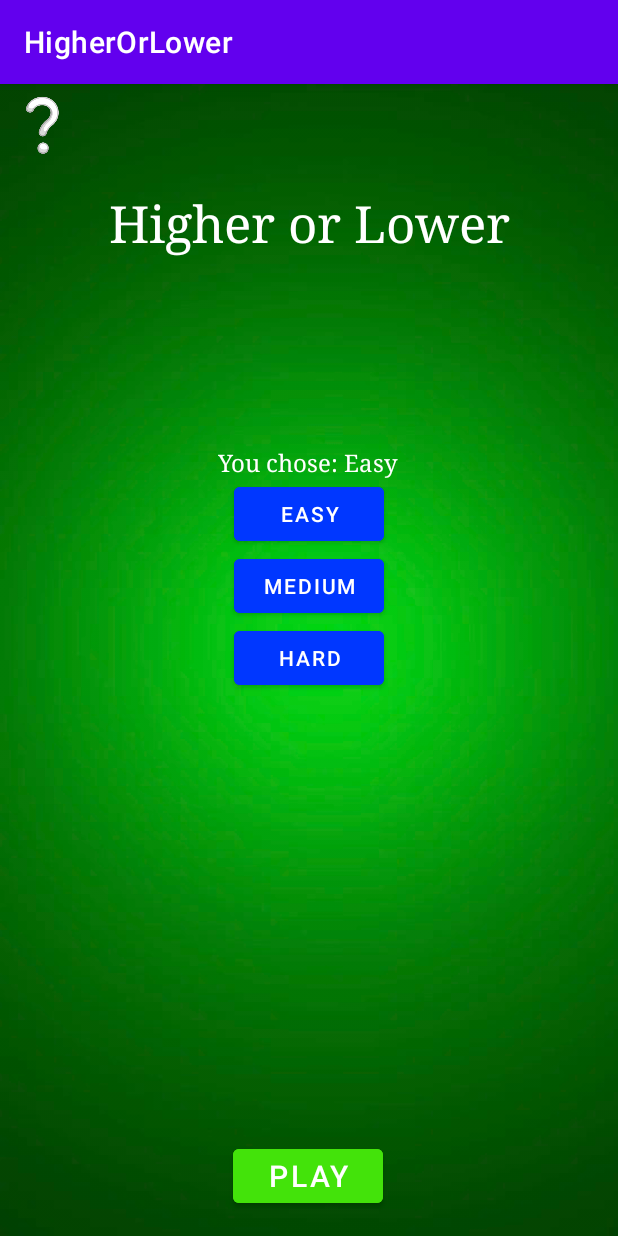
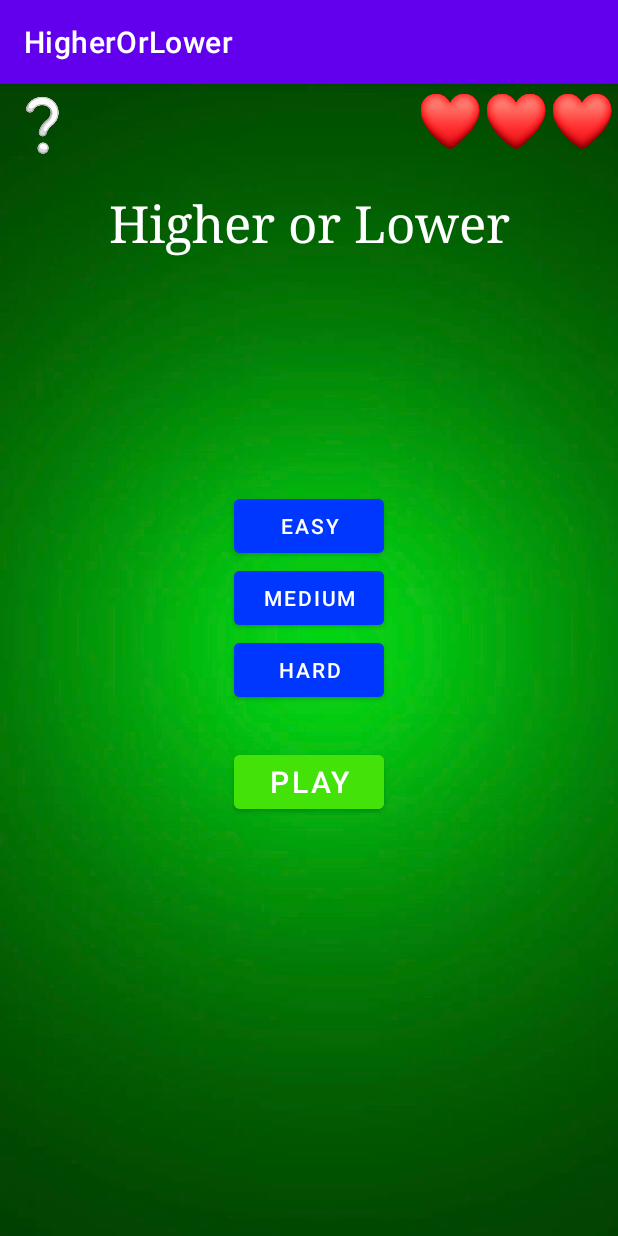
Before and after one commit to ElinSimonsson/HigherOrLower, an Android app: the screen it shows after launch (MainActivity), after a tap on "EASY", on a phone screen of 412 x 824 dp. Run offline under Robolectric (Android 15) with nearby library versions, the phone set to English and light mode, and no system bars; 2 other taps on this screen came first.

Commit message:
added hearts in mainActivity

```diff
--- a/app/src/main/java/com/example/higherorlower/MainActivity.kt
+++ b/app/src/main/java/com/example/higherorlower/MainActivity.kt
@@ -1,25 +1,23 @@
 package com.example.higherorlower
 
-import android.content.Context
 import android.content.Intent
-import android.content.SharedPreferences
-import androidx.appcompat.app.AppCompatActivity
 import android.os.Bundle
-import android.preference.PreferenceManager
-import android.util.Log
 import android.view.View
 import android.view.animation.AlphaAnimation
 import android.view.animation.Animation
 import android.widget.Button
-import android.widget.ImageButton
 import android.widget.ImageView
 import android.widget.TextView
+import androidx.appcompat.app.AppCompatActivity
 
 
 class MainActivity : AppCompatActivity() {
     var difficulty = " "
     lateinit var messageDifficulty: TextView
     lateinit var errorTextView: TextView
+    lateinit var heartImageViewFirst: ImageView
+    lateinit var heartImageViewSecond: ImageView
+    lateinit var heartImageViewThird: ImageView
 
     override fun onCreate(savedInstanceState: Bundle?) {
         super.onCreate(savedInstanceState)
@@ -32,9 +30,14 @@ class MainActivity : AppCompatActivity() {
         val questionMarkView = findViewById<ImageView>(R.id.questionMarkImageView)
         errorTextView = findViewById(R.id.errorTextView)
         messageDifficulty = findViewById(R.id.messageTextView)
+        heartImageViewFirst = findViewById(R.id.heartImageViewFirst)
+        heartImageViewSecond = findViewById(R.id.heartImageViewSecond)
+        heartImageViewThird = findViewById(R.id.heartImageViewThird)
        // messageDifficulty.visibility = View.GONE
 
-        easyButton.setOnClickListener {
+
+        easyButton.setOnClickListener { view ->
+            view.isSelected = true
             handleEasyButtonPress()
         }
         mediumButton.setOnClickListener {
@@ -51,6 +54,7 @@ class MainActivity : AppCompatActivity() {
             handleQuestionImageButtonPress()
         }
     }
+
 
     override fun onRestart() {
         super.onRestart()
@@ -76,18 +80,27 @@ class MainActivity : AppCompatActivity() {
     }
     fun handleEasyButtonPress() {
         difficulty = "Easy"
-        messageDifficulty.text = getString(R.string.messageDifficulty_textView, difficulty)
-        messageDifficulty.visibility = View.VISIBLE
+       // messageDifficulty.text = getString(R.string.messageDifficulty_textView, difficulty)
+       // messageDifficulty.visibility = View.VISIBLE
+        heartImageViewFirst.visibility = View.VISIBLE
+        heartImageViewSecond.visibility = View.VISIBLE
+        heartImageViewThird.visibility = View.VISIBLE
     }
     fun handleMediumButtonPress() {
         difficulty = "Medium"
         messageDifficulty.text = getString(R.string.messageDifficulty_textView, difficulty)
-        messageDifficulty.visibility = View.VISIBLE
+        //messageDifficulty.visibility = View.VISIBLE
+        heartImageViewFirst.visibility = View.VISIBLE
+        heartImageViewSecond.visibility = View.VISIBLE
+        heartImageViewThird.visibility = View.INVISIBLE
     }
     fun handleHardButtonPress() {
         difficulty = "Hard"
         messageDifficulty.text = getString(R.string.messageDifficulty_textView, difficulty)
-        messageDifficulty.visibility = View.VISIBLE
+       // messageDifficulty.visibility = View.VISIBLE
+        heartImageViewFirst.visibility = View.VISIBLE
+        heartImageViewSecond.visibility = View.INVISIBLE
+        heartImageViewThird.visibility = View.INVISIBLE
     }
     fun View.blink(
         times: Int = Animation.INFINITE,
--- a/app/src/main/res/layout/activity_main.xml
+++ b/app/src/main/res/layout/activity_main.xml
@@ -7,13 +7,45 @@
     android:background= "@drawable/greenbackground"
     tools:context=".MainActivity">
 
+    <ImageView
+        android:id="@+id/heartImageViewThird"
+        android:layout_width="40dp"
+        android:layout_height="39dp"
+        android:layout_marginTop="4dp"
+        android:layout_marginEnd="4dp"
+        android:visibility="visible"
+        app:layout_constraintEnd_toStartOf="@+id/heartImageViewSecond"
+        app:layout_constraintTop_toTopOf="parent"
+        app:srcCompat="@drawable/heart" />
+
+    <ImageView
+        android:id="@+id/heartImageViewSecond"
+        android:layout_width="40dp"
+        android:layout_height="39dp"
+        android:layout_marginTop="4dp"
+        android:layout_marginEnd="4dp"
+        android:visibility="visible"
+        app:layout_constraintEnd_toStartOf="@+id/heartImageViewFirst"
+        app:layout_constraintTop_toTopOf="parent"
+        app:srcCompat="@drawable/heart" />
+
+    <ImageView
+        android:id="@+id/heartImageViewFirst"
+        android:layout_width="40dp"
+        android:layout_height="39dp"
+        android:layout_marginTop="4dp"
+        android:layout_marginEnd="4dp"
+        android:visibility="visible"
+        app:layout_constraintEnd_toEndOf="parent"
+        app:layout_constraintTop_toTopOf="parent"
+        app:srcCompat="@drawable/heart" />
+
     <Button
         android:id="@+id/playButton"
         android:layout_width="100dp"
         android:layout_height="wrap_content"
         android:layout_marginStart="8dp"
         android:layout_marginEnd="8dp"
-        android:layout_marginBottom="16dp"
         android:backgroundTint="#43E30A"
         android:text="@string/button_play"
         android:textAllCaps="true"
@@ -21,8 +53,10 @@
         android:textSize="20sp"
         app:layout_constraintBottom_toBottomOf="parent"
         app:layout_constraintEnd_toEndOf="parent"
-        app:layout_constraintHorizontal_bias="0.498"
-        app:layout_constraintStart_toStartOf="parent" />
+        app:layout_constraintHorizontal_bias="0.501"
+        app:layout_constraintStart_toStartOf="parent"
+        app:layout_constraintTop_toBottomOf="@+id/errorTextView"
+        app:layout_constraintVertical_bias="0.0" />
 
     <TextView
         android:id="@+id/titleTextView"
@@ -85,19 +119,19 @@
         android:id="@+id/messageTextView"
         android:layout_width="wrap_content"
         android:layout_height="21dp"
-        android:layout_marginTop="20dp"
-        android:layout_marginBottom="50dp"
+        android:layout_marginTop="100dp"
+        android:layout_marginBottom="250dp"
         android:text="@string/messageDifficulty_textView"
         android:textColor="#FFFFFF"
         android:textSize="16sp"
         android:typeface="serif"
         android:visibility="invisible"
-        app:layout_constraintBottom_toTopOf="@+id/playButton"
+        app:layout_constraintBottom_toBottomOf="parent"
         app:layout_constraintEnd_toEndOf="parent"
         app:layout_constraintHorizontal_bias="0.498"
         app:layout_constraintStart_toStartOf="parent"
         app:layout_constraintTop_toBottomOf="@+id/titleTextView"
-        app:layout_constraintVertical_bias="0.214" />
+        app:layout_constraintVertical_bias="0.122" />
 
     <TextView
         android:id="@+id/errorTextView"
@@ -109,11 +143,9 @@
         android:textColorHighlight="#DD2C00"
         android:textSize="20sp"
         android:typeface="serif"
-        android:visibility="visible"
-        app:layout_constraintBottom_toTopOf="@+id/playButton"
+        android:visibility="invisible"
         app:layout_constraintEnd_toEndOf="parent"
         app:layout_constraintStart_toStartOf="parent"
-        app:layout_constraintTop_toBottomOf="@+id/hardButton"
-        app:layout_constraintVertical_bias="0.768" />
+        app:layout_constraintTop_toBottomOf="@+id/hardButton" />
 
 </androidx.constraintlayout.widget.ConstraintLayout>
```
